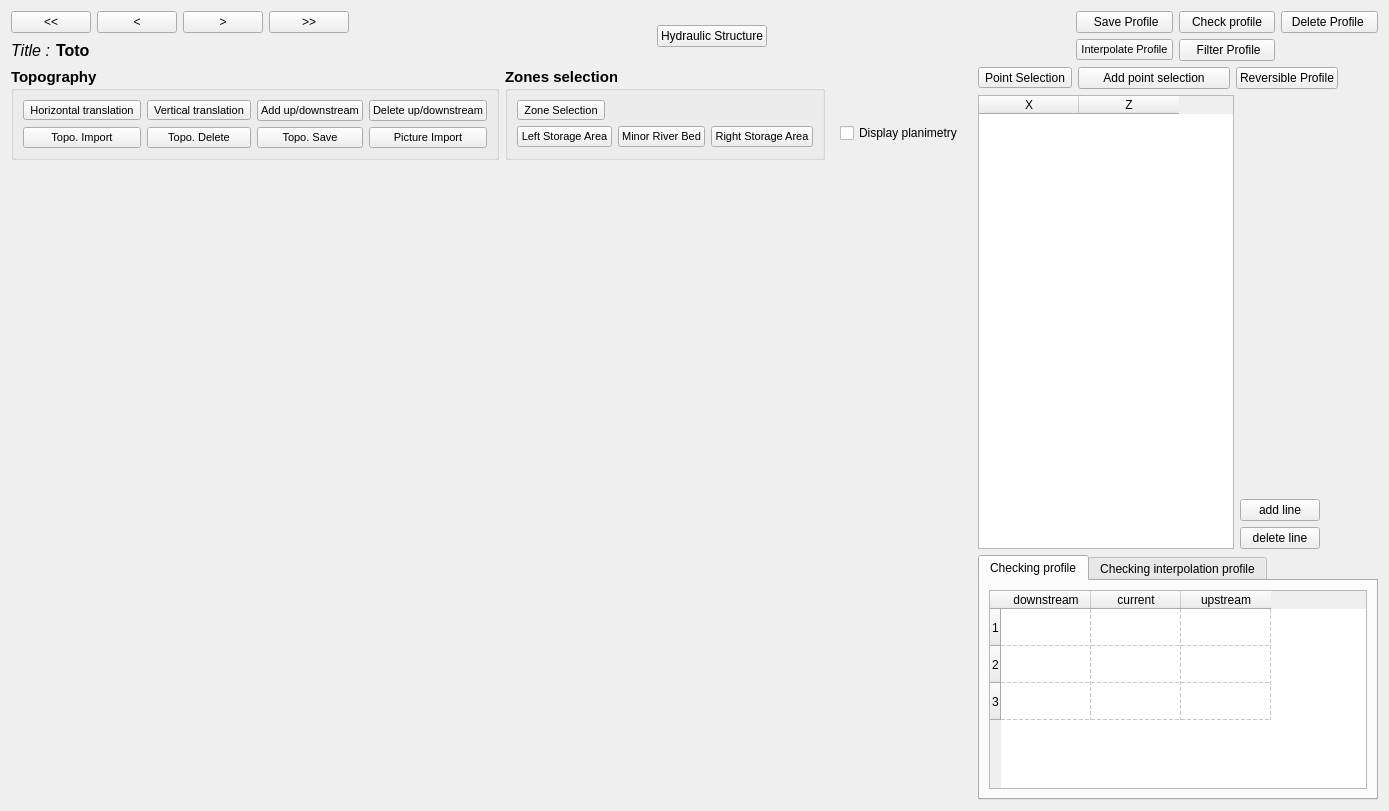
This is ui/graphProfil.ui in Artelia/Mascaret as Qt 5 draws it before an edit. The edited form follows.
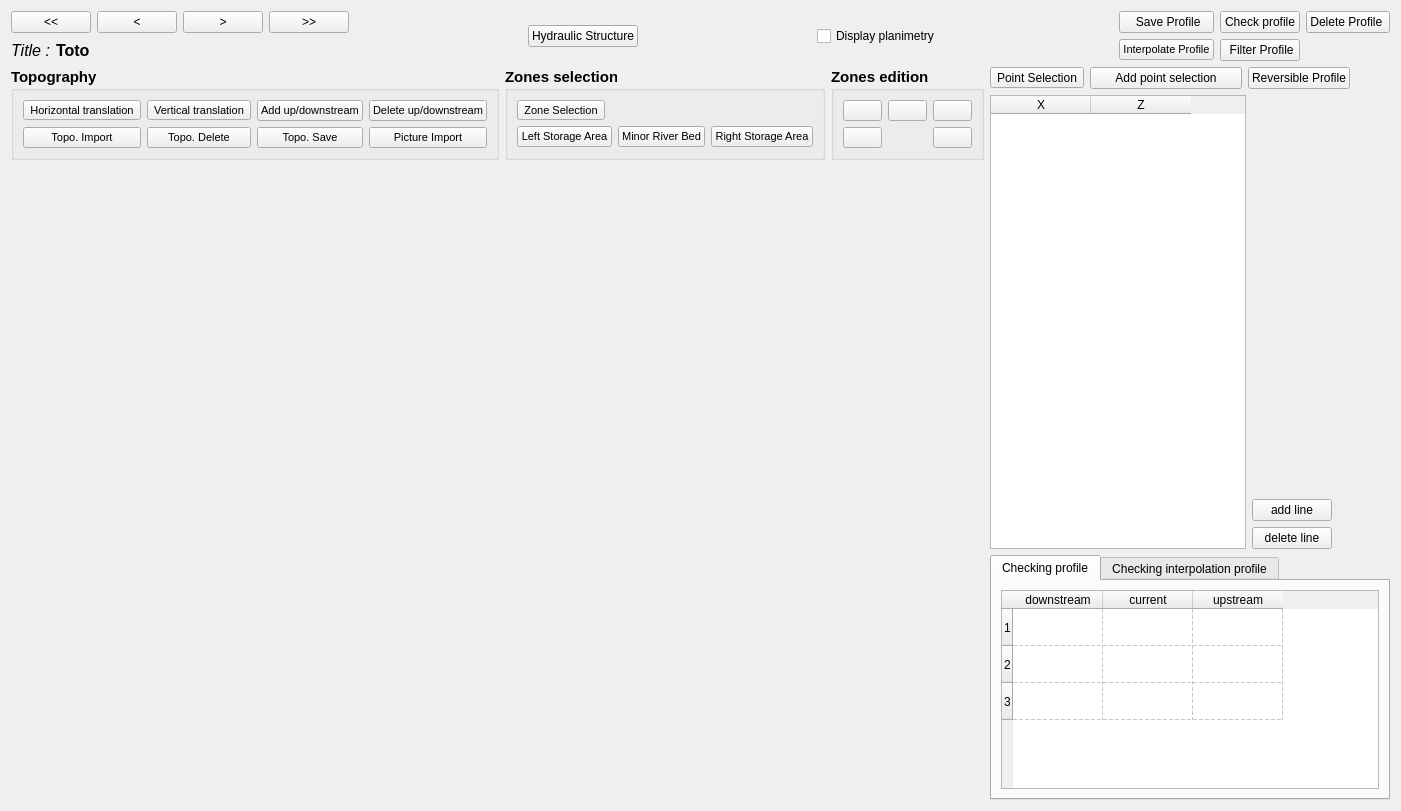
This is the edited form. Icons and pictures are not drawn.

Patch:
```diff
--- a/ui/graphProfil.ui
+++ b/ui/graphProfil.ui
@@ -154,6 +154,26 @@
          </property>
         </widget>
        </item>
+       <item>
+        <spacer name="horizontalSpacer_3">
+         <property name="orientation">
+          <enum>Qt::Horizontal</enum>
+         </property>
+         <property name="sizeHint" stdset="0">
+          <size>
+           <width>40</width>
+           <height>20</height>
+          </size>
+         </property>
+        </spacer>
+       </item>
+       <item>
+        <widget class="QCheckBox" name="cb_planim">
+         <property name="text">
+          <string>Display planimetry</string>
+         </property>
+        </widget>
+       </item>
        <item>
         <spacer name="horizontalSpacer_5">
          <property name="orientation">
@@ -507,36 +527,97 @@
               </widget>
              </item>
              <item>
-              <widget class="QFrame" name="frame">
-               <property name="frameShape">
-                <enum>QFrame::NoFrame</enum>
+              <widget class="QGroupBox" name="groupBox_3">
+               <property name="font">
+                <font>
+                 <pointsize>11</pointsize>
+                 <weight>75</weight>
+                 <bold>true</bold>
+                </font>
                </property>
-               <property name="frameShadow">
-                <enum>QFrame::Raised</enum>
+               <property name="title">
+                <string>Zones edition</string>
                </property>
-               <layout class="QVBoxLayout" name="verticalLayout_3">
-                <item>
-                 <spacer name="verticalSpacer_2">
-                  <property name="orientation">
-                   <enum>Qt::Vertical</enum>
-                  </property>
-                  <property name="sizeType">
-                   <enum>QSizePolicy::Preferred</enum>
-                  </property>
-                  <property name="sizeHint" stdset="0">
-                   <size>
-                    <width>20</width>
-                    <height>40</height>
-                   </size>
-                  </property>
-                 </spacer>
-                </item>
-                <item>
-                 <widget class="QCheckBox" name="cb_planim">
-                  <property name="text">
-                   <string>Display planimetry</string>
-                  </property>
-                 </widget>
+               <layout class="QGridLayout" name="gridLayout_10">
+                <item row="0" column="0">
+                 <layout class="QGridLayout" name="gridLayout_11">
+                  <item row="0" column="1">
+                   <widget class="QPushButton" name="bt_both_bed">
+                    <property name="font">
+                     <font>
+                      <pointsize>8</pointsize>
+                      <weight>50</weight>
+                      <bold>false</bold>
+                     </font>
+                    </property>
+                    <property name="text">
+                     <string/>
+                    </property>
+                    <property name="iconSize">
+                     <size>
+                      <width>24</width>
+                      <height>16</height>
+                     </size>
+                    </property>
+                   </widget>
+                  </item>
+                  <item row="0" column="0">
+                   <widget class="QPushButton" name="bt_left_bed">
+                    <property name="font">
+                     <font>
+                      <pointsize>8</pointsize>
+                      <weight>50</weight>
+                      <bold>false</bold>
+                     </font>
+                    </property>
+                    <property name="text">
+                     <string/>
+                    </property>
+                   </widget>
+                  </item>
+                  <item row="0" column="2">
+                   <widget class="QPushButton" name="bt_right_bed">
+                    <property name="font">
+                     <font>
+                      <pointsize>8</pointsize>
+                      <weight>50</weight>
+                      <bold>false</bold>
+                     </font>
+                    </property>
+                    <property name="text">
+                     <string/>
+                    </property>
+                   </widget>
+                  </item>
+                  <item row="1" column="0">
+                   <widget class="QPushButton" name="bt_left_stock">
+                    <property name="font">
+                     <font>
+                      <pointsize>8</pointsize>
+                      <weight>50</weight>
+                      <bold>false</bold>
+                     </font>
+                    </property>
+                    <property name="text">
+                     <string/>
+                    </property>
+                   </widget>
+                  </item>
+                  <item row="1" column="2">
+                   <widget class="QPushButton" name="bt_right_stock">
+                    <property name="font">
+                     <font>
+                      <pointsize>8</pointsize>
+                      <weight>50</weight>
+                      <bold>false</bold>
+                     </font>
+                    </property>
+                    <property name="text">
+                     <string/>
+                    </property>
+                   </widget>
+                  </item>
+                 </layout>
                 </item>
                </layout>
               </widget>
```
